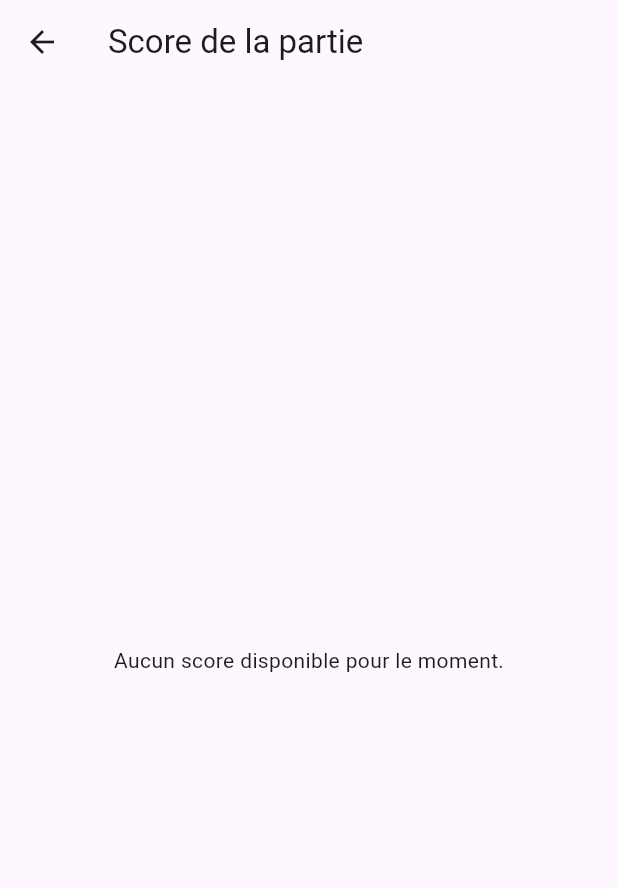
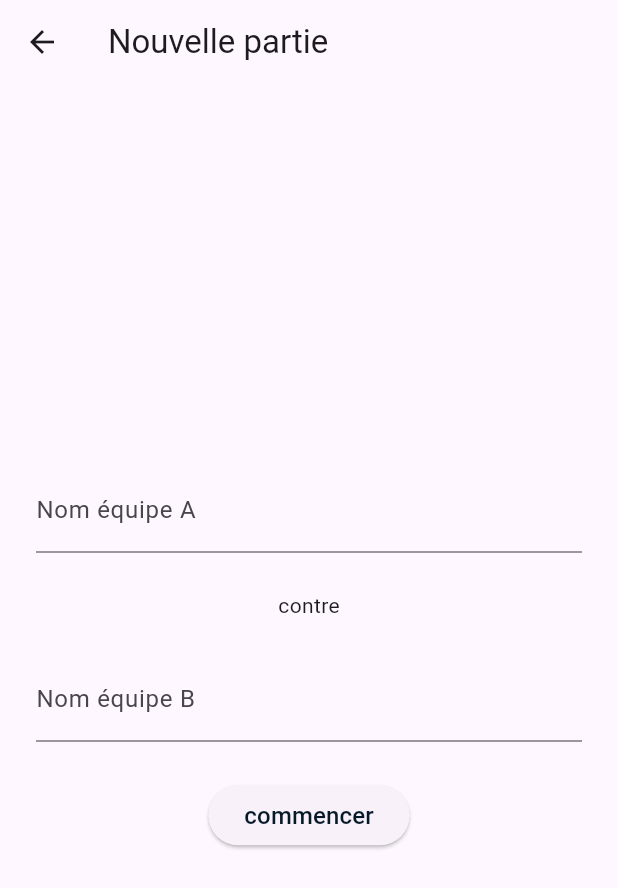
Before and after one commit to RHFanambinantsoa/score_belote_flutter, a Flutter app: the HomeScreen screen opened directly, after a tap on "Nouvelle partie", on a phone screen of 412 x 824 dp. Shown: the top 888 px of the screen. Run offline on Flutter 3.47's test engine with Material 3 defaults, Android fonts, the phone set to English and light mode, and no system bars.

Commit message:
feat : add newgame screen , teams name

```diff
--- /dev/null
+++ b/lib/models/game.dart
@@ -0,0 +1,14 @@
+class Game {
+  final String teamA;
+  final String teamB;
+
+  int scoreA;
+  int scoreB;
+
+  Game({
+    required this.teamA,
+    required this.teamB,
+    this.scoreA = 0,
+    this.scoreB = 0,
+  });
+}
--- a/lib/screens/home_screen.dart
+++ b/lib/screens/home_screen.dart
@@ -1,6 +1,6 @@
 import 'package:flutter/material.dart';
 import 'package:score_belote/screens/history_screen.dart';
-import 'package:score_belote/screens/score_screen.dart';
+import 'package:score_belote/screens/new_game_screen.dart';
 import 'package:score_belote/screens/settings_screen.dart';
 import 'package:score_belote/widgets/menu_button.dart';
 
@@ -25,7 +25,7 @@ class HomeScreen extends StatelessWidget {
               Text("bienvenue sur score"),
               MenuButton(
                 text: "Nouvelle partie",
-                onPressed: () => _navigateTo(context, const ScoreScreen()),
+                onPressed: () => _navigateTo(context, const NewGameScreen()),
               ),
               MenuButton(
                 text: "Historique",
--- /dev/null
+++ b/lib/screens/new_game_screen.dart
@@ -0,0 +1,88 @@
+import 'package:flutter/material.dart';
+import 'package:score_belote/screens/score_screen.dart';
+import 'package:score_belote/widgets/menu_button.dart';
+import 'package:score_belote/models/game.dart';
+
+class NewGameScreen extends StatefulWidget {
+  const NewGameScreen({super.key});
+
+  @override
+  State<NewGameScreen> createState() => _NewGameScreenState();
+}
+
+class _NewGameScreenState extends State<NewGameScreen> {
+  final teamAController = TextEditingController();
+  final teamBController = TextEditingController();
+  //textEditingController est un widget qui permet de récupérer la valeur d'un TextField
+  String errorMessage = "";
+
+  @override
+  void dispose() {
+    teamAController.dispose();
+    teamBController.dispose();
+    super.dispose();
+  }
+
+  void _validateTeams() {
+    final teamA = teamAController.text.trim();
+    final teamB = teamBController.text.trim();
+
+    if (teamA.isEmpty || teamB.isEmpty || teamA == teamB) {
+      setState(() {
+        errorMessage =
+            "Veuillez entrer les noms des deux équipes et assurez-vous qu'ils sont différents.";
+      });
+      return;
+    }
+
+    Game newGame = Game(teamA: teamA, teamB: teamB);
+
+    setState(() {
+      errorMessage = "";
+    });
+
+    _navigateTo(context, ScoreScreen(game: newGame));
+  }
+
+  void _navigateTo(BuildContext context, Widget screen) {
+    Navigator.pushReplacement(
+      context,
+      MaterialPageRoute(builder: (context) => screen),
+    );
+  }
+
+  @override
+  Widget build(BuildContext context) {
+    return Scaffold(
+      appBar: AppBar(title: const Text('Nouvelle partie')),
+      body: Center(
+        child: Padding(
+          padding: const EdgeInsets.all(24),
+          child: Column(
+            mainAxisSize: MainAxisSize.min,
+            children: [
+              TextField(
+                controller: teamAController,
+                decoration: const InputDecoration(labelText: "Nom équipe A"),
+              ),
+              const SizedBox(height: 25),
+              Text("contre"),
+              const SizedBox(height: 25),
+              TextField(
+                controller: teamBController,
+                decoration: const InputDecoration(labelText: "Nom équipe B"),
+              ),
+              const SizedBox(height: 25),
+              MenuButton(text: "commencer", onPressed: _validateTeams),
+              if (errorMessage.isNotEmpty)
+                Text(
+                  errorMessage,
+                  style: const TextStyle(color: Colors.red),
+                ), //comme ngIf en Angular,
+            ],
+          ),
+        ),
+      ),
+    );
+  }
+}
--- a/lib/screens/score_screen.dart
+++ b/lib/screens/score_screen.dart
@@ -1,13 +1,16 @@
 import 'package:flutter/material.dart';
+import 'package:score_belote/models/game.dart';
 
 class ScoreScreen extends StatelessWidget {
-  const ScoreScreen({super.key});
+  final Game game;
+
+  const ScoreScreen({super.key, required this.game});
 
   @override
   Widget build(BuildContext context) {
     return Scaffold(
       appBar: AppBar(title: const Text('Score de la partie')),
-      body: const Center(child: Text('Aucun score disponible pour le moment.')),
+      body: Center(child: Text("${game.teamA} vs ${game.teamB}")),
     );
   }
 }
```
